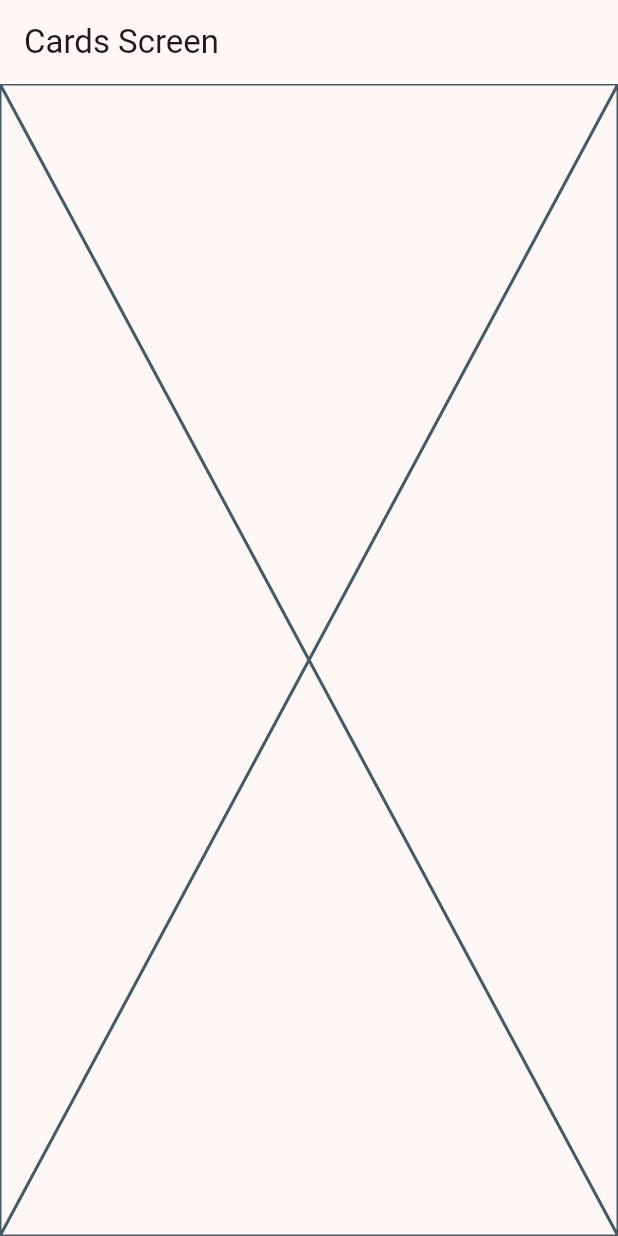
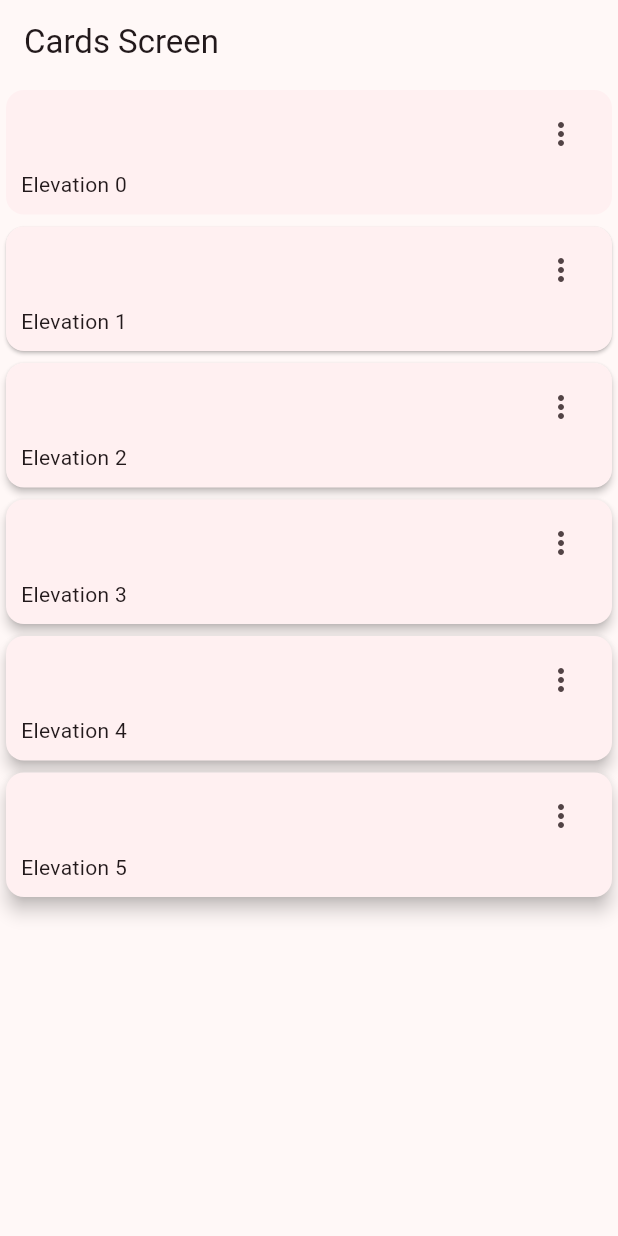
Before and after one commit to Sloot04/widgets_app, a Flutter app: the CardsScreen screen opened by its route, on a phone screen of 412 x 824 dp. Run offline on Flutter 3.47's test engine with Material 2 defaults, Android fonts, the phone set to English and light mode, and no system bars; our stand-ins replace go_router.

Commit message:
cards screen

```diff
--- a/lib/presentation/screens/cards/cards_screen.dart
+++ b/lib/presentation/screens/cards/cards_screen.dart
@@ -1,7 +1,16 @@
 import 'package:flutter/material.dart';
 
+const List<Map<String, dynamic>> cards = [
+  {'elevation': 0.0, 'label': 'Elevation 0'},
+  {'elevation': 1.0, 'label': 'Elevation 1'},
+  {'elevation': 2.0, 'label': 'Elevation 2'},
+  {'elevation': 3.0, 'label': 'Elevation 3'},
+  {'elevation': 4.0, 'label': 'Elevation 4'},
+  {'elevation': 5.0, 'label': 'Elevation 5'},
+];
+
 class CardsScreen extends StatelessWidget {
-   static const String name = 'cards_screen';
+  static const String name = 'cards_screen';
   const CardsScreen({super.key});
 
   @override
@@ -10,7 +19,55 @@ class CardsScreen extends StatelessWidget {
       appBar: AppBar(
         title: const Text('Cards Screen'),
       ),
-      body: const Placeholder(),
+      body: const _CardsView(),
     );
   }
 }
+
+class _CardsView extends StatelessWidget {
+  const _CardsView();
+
+  @override
+  Widget build(BuildContext context) {
+    return SingleChildScrollView(
+      child: Column(
+        children: [
+          ...cards.map((card) =>
+              _CardType1(elevation: card['elevation'], label: card['label'])),
+        ],
+      ),
+    );
+  }
+}
+
+class _CardType1 extends StatelessWidget {
+  final String label;
+  final double elevation;
+
+  const _CardType1({required this.label, required this.elevation});
+
+  @override
+  Widget build(BuildContext context) {
+    return Card(
+      elevation: elevation,
+      child: Padding(
+        padding: const EdgeInsets.fromLTRB(10, 5, 10, 10),
+        child: Column(
+          children: [
+            Align(
+              alignment: Alignment.topRight,
+              child: IconButton(
+                icon: const Icon(Icons.more_vert_outlined),
+                onPressed: () {},
+              ),
+            ),
+            Align(
+              alignment: Alignment.bottomLeft,
+              child: Text(label),
+            )
+          ],
+        ),
+      ),
+    );
+  }
+}
```
